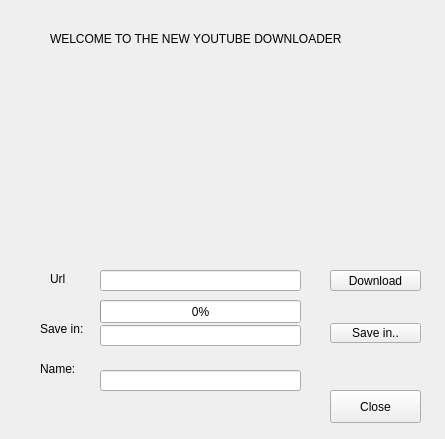
The window that ui/dialog.ui (HusseinKabbout/youtube-download-practive-pyqt) describes before a commit, drawn with Qt 5.
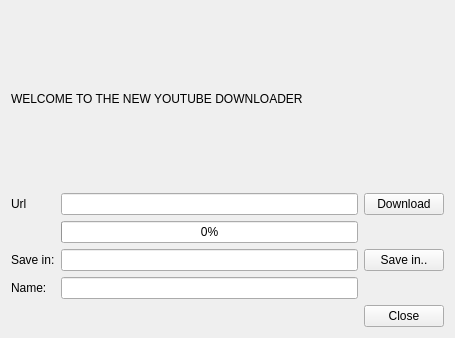
The same window after the commit. Icons and pictures are not drawn.

Diff of the .ui file:
```diff
--- a/ui/dialog.ui
+++ b/ui/dialog.ui
@@ -6,160 +6,80 @@
    <rect>
     <x>0</x>
     <y>0</y>
-    <width>445</width>
-    <height>439</height>
+    <width>455</width>
+    <height>338</height>
    </rect>
   </property>
   <property name="windowTitle">
    <string>Youtube Download</string>
   </property>
-  <widget class="QLabel" name="titleLabel">
-   <property name="geometry">
-    <rect>
-     <x>50</x>
-     <y>30</y>
-     <width>321</width>
-     <height>17</height>
-    </rect>
-   </property>
-   <property name="text">
-    <string>WELCOME TO THE NEW YOUTUBE DOWNLOADER</string>
-   </property>
-  </widget>
+  <layout class="QGridLayout" name="gridLayout">
+   <item row="1" column="0">
   <widget class="QLabel" name="urlLabel">
-   <property name="geometry">
-    <rect>
-     <x>50</x>
-     <y>270</y>
-     <width>51</width>
-     <height>17</height>
-    </rect>
-   </property>
    <property name="text">
     <string>Url</string>
    </property>
   </widget>
+   </item>
+   <item row="1" column="1">
+    <widget class="QLineEdit" name="urlEdit"/>
+   </item>
+   <item row="3" column="1">
+    <widget class="QLineEdit" name="saveEdit"/>
+   </item>
+   <item row="3" column="2">
+    <widget class="QPushButton" name="saveButton">
+     <property name="text">
+      <string>Save in..</string>
+     </property>
+    </widget>
+   </item>
+   <item row="4" column="1">
+    <widget class="QLineEdit" name="nameEdit"/>
+   </item>
+   <item row="3" column="0">
   <widget class="QLabel" name="saveLabel">
-   <property name="geometry">
-    <rect>
-     <x>40</x>
-     <y>320</y>
-     <width>61</width>
-     <height>17</height>
-    </rect>
-   </property>
    <property name="text">
     <string>Save in:</string>
    </property>
   </widget>
-  <widget class="QLabel" name="nameLabel">
-   <property name="geometry">
-    <rect>
-     <x>40</x>
-     <y>360</y>
-     <width>64</width>
-     <height>17</height>
-    </rect>
-   </property>
+   </item>
+   <item row="0" column="0" colspan="3">
+    <widget class="QLabel" name="titleLabel">
    <property name="text">
-    <string>Name:</string>
-   </property>
-  </widget>
-  <widget class="QLabel" name="backgroundLabel">
-   <property name="geometry">
-    <rect>
-     <x>50</x>
-     <y>70</y>
-     <width>311</width>
-     <height>151</height>
-    </rect>
-   </property>
-   <property name="text">
-    <string>&lt;html&gt;&lt;head/&gt;&lt;body&gt;&lt;p&gt;&lt;img src=&quot;:/icon/icons/icon.jpeg&quot;/&gt;&lt;img src=&quot;:/icon/icons/icon.jpeg&quot;/&gt;&lt;/p&gt;&lt;/body&gt;&lt;/html&gt;</string>
-   </property>
-  </widget>
-  <widget class="QLineEdit" name="saveEdit">
-   <property name="geometry">
-    <rect>
-     <x>100</x>
-     <y>325</y>
-     <width>201</width>
-     <height>21</height>
-    </rect>
-   </property>
-  </widget>
-  <widget class="QLineEdit" name="urlEdit">
-   <property name="geometry">
-    <rect>
-     <x>100</x>
-     <y>270</y>
-     <width>201</width>
-     <height>21</height>
-    </rect>
-   </property>
-  </widget>
-  <widget class="QLineEdit" name="nameEdit">
-   <property name="geometry">
-    <rect>
-     <x>100</x>
-     <y>370</y>
-     <width>201</width>
-     <height>21</height>
-    </rect>
-   </property>
-  </widget>
+      <string>WELCOME TO THE NEW YOUTUBE DOWNLOADER</string>
+     </property>
+    </widget>
+   </item>
+   <item row="2" column="1">
+    <widget class="QProgressBar" name="progressBar">
+     <property name="value">
+      <number>0</number>
+     </property>
+    </widget>
+   </item>
+   <item row="1" column="2">
   <widget class="QPushButton" name="downloadButton">
-   <property name="geometry">
-    <rect>
-     <x>330</x>
-     <y>270</y>
-     <width>91</width>
-     <height>21</height>
-    </rect>
-   </property>
    <property name="text">
     <string>Download</string>
    </property>
   </widget>
-  <widget class="QPushButton" name="saveButton">
-   <property name="geometry">
-    <rect>
-     <x>330</x>
-     <y>323</y>
-     <width>91</width>
-     <height>20</height>
-    </rect>
-   </property>
-   <property name="text">
-    <string>Save in..</string>
-   </property>
-  </widget>
+   </item>
+   <item row="5" column="2">
   <widget class="QPushButton" name="closeButton">
-   <property name="geometry">
-    <rect>
-     <x>330</x>
-     <y>390</y>
-     <width>91</width>
-     <height>33</height>
-    </rect>
-   </property>
    <property name="text">
     <string>Close</string>
    </property>
   </widget>
-  <widget class="QProgressBar" name="progressBar">
-   <property name="geometry">
-    <rect>
-     <x>100</x>
-     <y>300</y>
-     <width>201</width>
-     <height>23</height>
-    </rect>
-   </property>
-   <property name="value">
-    <number>0</number>
-   </property>
-  </widget>
+   </item>
+   <item row="4" column="0">
+    <widget class="QLabel" name="nameLabel">
+     <property name="text">
+      <string>Name:</string>
+     </property>
+    </widget>
+   </item>
+  </layout>
  </widget>
  <connections/>
 </ui>
```
Left out of the diff: 1 changed line with no effect on the pictures. Lines whose indentation alone changed are shown as unchanged.
